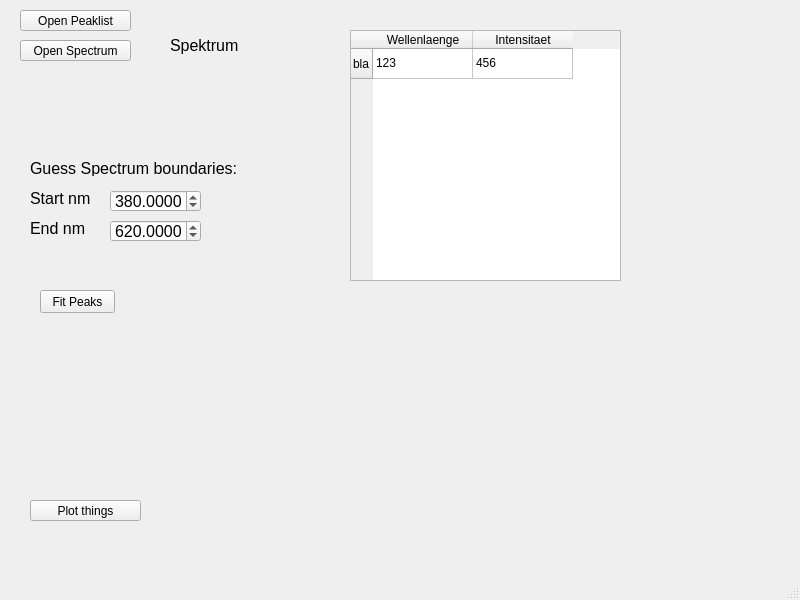
The window that Fittergui.ui (rnoske/Specfit) describes before a commit, drawn with Qt 5.
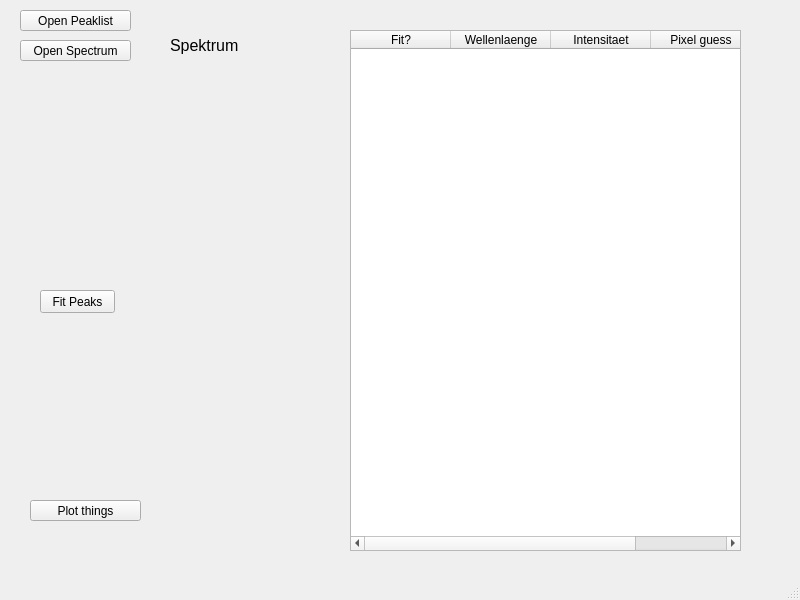
The same window after the commit.

```diff
--- a/Fittergui.ui
+++ b/Fittergui.ui
@@ -78,108 +78,6 @@
      <string>Plot things</string>
     </property>
    </widget>
-   <widget class="QLabel" name="label">
-    <property name="geometry">
-     <rect>
-      <x>30</x>
-      <y>160</y>
-      <width>221</width>
-      <height>16</height>
-     </rect>
-    </property>
-    <property name="font">
-     <font>
-      <pointsize>12</pointsize>
-     </font>
-    </property>
-    <property name="text">
-     <string>Guess Spectrum boundaries:</string>
-    </property>
-   </widget>
-   <widget class="QLabel" name="label_2">
-    <property name="geometry">
-     <rect>
-      <x>30</x>
-      <y>190</y>
-      <width>61</width>
-      <height>16</height>
-     </rect>
-    </property>
-    <property name="font">
-     <font>
-      <pointsize>12</pointsize>
-     </font>
-    </property>
-    <property name="text">
-     <string>Start nm</string>
-    </property>
-   </widget>
-   <widget class="QLabel" name="label_3">
-    <property name="geometry">
-     <rect>
-      <x>30</x>
-      <y>220</y>
-      <width>61</width>
-      <height>16</height>
-     </rect>
-    </property>
-    <property name="font">
-     <font>
-      <pointsize>12</pointsize>
-     </font>
-    </property>
-    <property name="text">
-     <string>End nm</string>
-    </property>
-   </widget>
-   <widget class="QDoubleSpinBox" name="Start_nm_doubleSpinBox">
-    <property name="geometry">
-     <rect>
-      <x>110</x>
-      <y>190</y>
-      <width>91</width>
-      <height>22</height>
-     </rect>
-    </property>
-    <property name="font">
-     <font>
-      <pointsize>12</pointsize>
-     </font>
-    </property>
-    <property name="decimals">
-     <number>4</number>
-    </property>
-    <property name="maximum">
-     <double>10000.000000000000000</double>
-    </property>
-    <property name="value">
-     <double>380.000000000000000</double>
-    </property>
-   </widget>
-   <widget class="QDoubleSpinBox" name="End_nm_doubleSpinBox">
-    <property name="geometry">
-     <rect>
-      <x>110</x>
-      <y>220</y>
-      <width>91</width>
-      <height>22</height>
-     </rect>
-    </property>
-    <property name="font">
-     <font>
-      <pointsize>12</pointsize>
-     </font>
-    </property>
-    <property name="decimals">
-     <number>4</number>
-    </property>
-    <property name="maximum">
-     <double>10000.000000000000000</double>
-    </property>
-    <property name="value">
-     <double>620.000000000000000</double>
-    </property>
-   </widget>
    <widget class="QPushButton" name="FitPeaks_pushButton">
     <property name="geometry">
      <rect>
@@ -198,15 +96,33 @@
      <rect>
       <x>350</x>
       <y>30</y>
-      <width>271</width>
-      <height>251</height>
+      <width>391</width>
+      <height>521</height>
      </rect>
     </property>
-    <row>
+    <property name="sizePolicy">
+     <sizepolicy hsizetype="MinimumExpanding" vsizetype="MinimumExpanding">
+      <horstretch>0</horstretch>
+      <verstretch>0</verstretch>
+     </sizepolicy>
+    </property>
+    <attribute name="horizontalHeaderCascadingSectionResizes">
+     <bool>false</bool>
+    </attribute>
+    <attribute name="horizontalHeaderHighlightSections">
+     <bool>false</bool>
+    </attribute>
+    <attribute name="horizontalHeaderMinimumSectionSize">
+     <number>19</number>
+    </attribute>
+    <attribute name="horizontalHeaderShowSortIndicator" stdset="0">
+     <bool>false</bool>
+    </attribute>
+    <column>
      <property name="text">
-      <string>bla</string>
+      <string>Fit?</string>
      </property>
-    </row>
+    </column>
     <column>
      <property name="text">
       <string>Wellenlaenge</string>
@@ -217,16 +133,11 @@
       <string>Intensitaet</string>
      </property>
     </column>
-    <item row="0" column="0">
+    <column>
      <property name="text">
-      <string>123</string>
+      <string>Pixel guess</string>
      </property>
-    </item>
-    <item row="0" column="1">
-     <property name="text">
-      <string>456</string>
-     </property>
-    </item>
+    </column>
    </widget>
   </widget>
   <widget class="QMenuBar" name="menubar">
```
Left out of the diff: 2 changed lines with no effect on the pictures.
